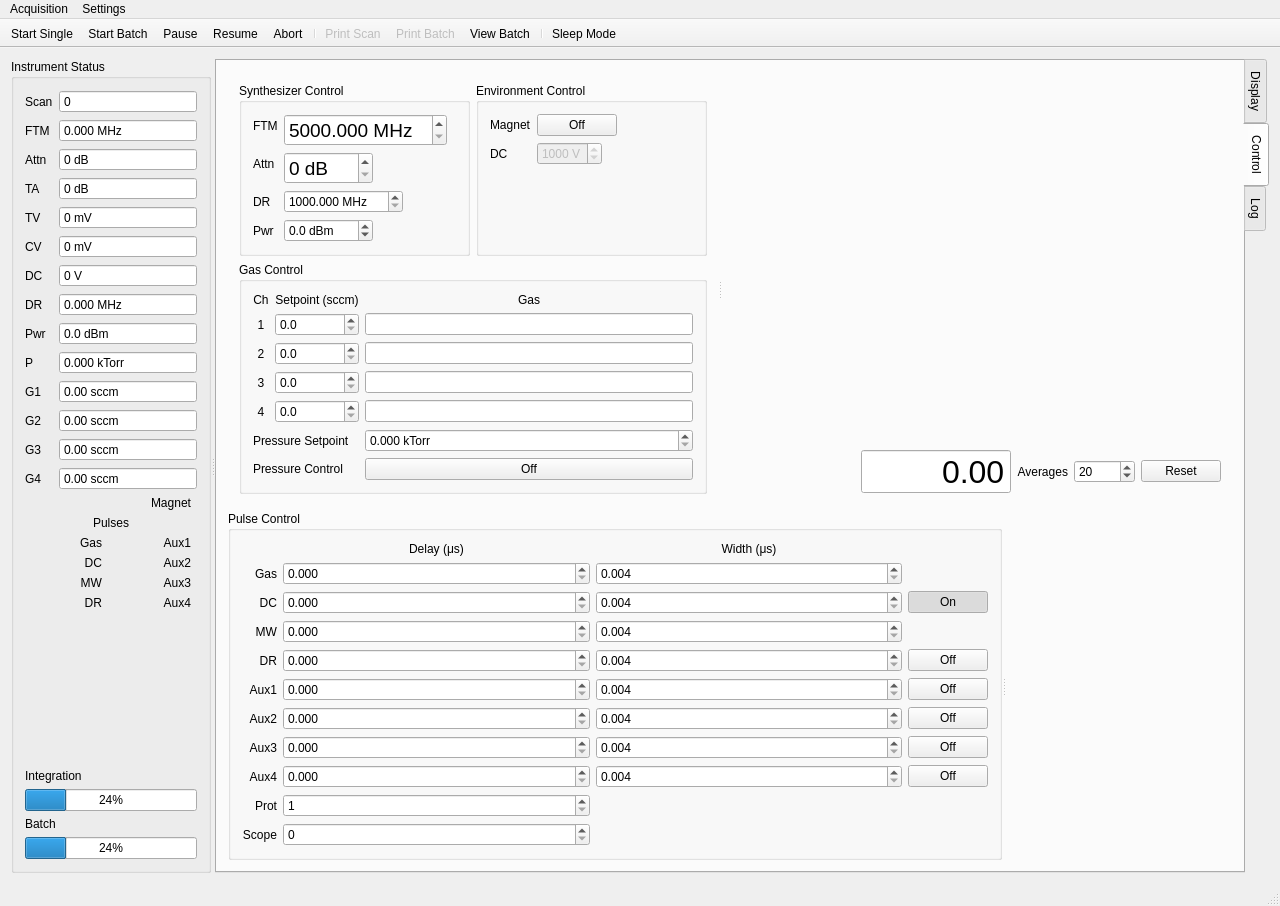
Old version of the form mainwindow.ui in the repository kncrabtree/qtftm.
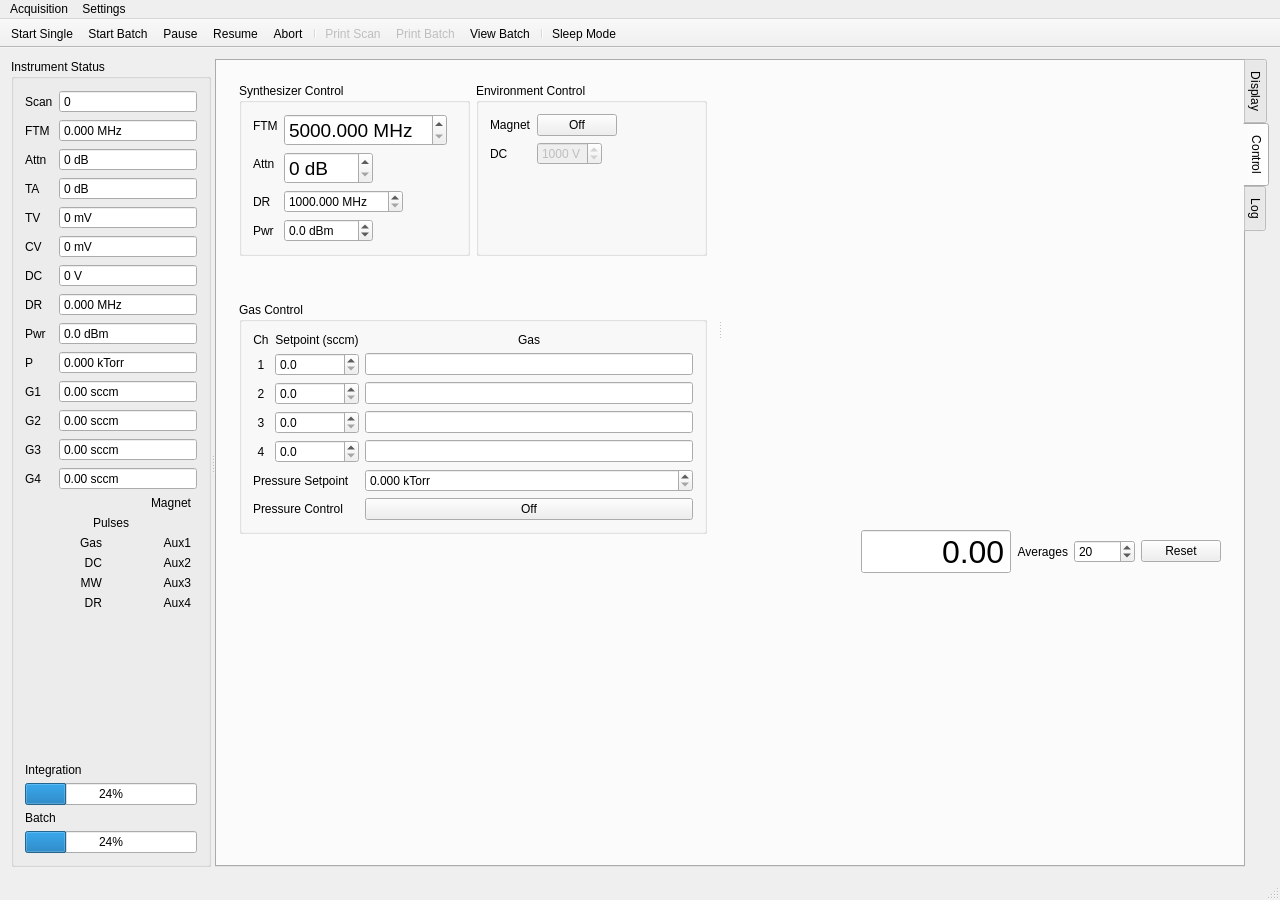
New version of the form. Icons and pictures are not drawn. Custom widgets are drawn as their Qt base class.

The edit to the form file:
```diff
--- a/mainwindow.ui
+++ b/mainwindow.ui
@@ -1370,600 +1370,7 @@
           </widget>
          </item>
          <item>
-          <widget class="QSplitter" name="splitter_2">
-           <property name="orientation">
-            <enum>Qt::Horizontal</enum>
-           </property>
-           <property name="childrenCollapsible">
-            <bool>false</bool>
-           </property>
-           <widget class="QGroupBox" name="pulseGroup">
-            <property name="sizePolicy">
-             <sizepolicy hsizetype="Minimum" vsizetype="Preferred">
-              <horstretch>0</horstretch>
-              <verstretch>0</verstretch>
-             </sizepolicy>
-            </property>
-            <property name="title">
-             <string>Pulse Control</string>
-            </property>
-            <layout class="QGridLayout" name="gridLayout_2" columnstretch="0,1,1,0">
-             <item row="9" column="0">
-              <widget class="QLabel" name="label_22">
-               <property name="text">
-                <string>Prot</string>
-               </property>
-               <property name="alignment">
-                <set>Qt::AlignRight|Qt::AlignTrailing|Qt::AlignVCenter</set>
-               </property>
-              </widget>
-             </item>
-             <item row="1" column="0">
-              <widget class="QLabel" name="label_12">
-               <property name="sizePolicy">
-                <sizepolicy hsizetype="Minimum" vsizetype="Preferred">
-                 <horstretch>0</horstretch>
-                 <verstretch>0</verstretch>
-                </sizepolicy>
-               </property>
-               <property name="text">
-                <string>Gas</string>
-               </property>
-               <property name="alignment">
-                <set>Qt::AlignRight|Qt::AlignTrailing|Qt::AlignVCenter</set>
-               </property>
-              </widget>
-             </item>
-             <item row="4" column="3">
-              <widget class="QPushButton" name="drPulseOnButton">
-               <property name="text">
-                <string>Off</string>
-               </property>
-               <property name="checkable">
-                <bool>true</bool>
-               </property>
-               <property name="checked">
-                <bool>false</bool>
-               </property>
-              </widget>
-             </item>
-             <item row="4" column="0">
-              <widget class="QLabel" name="label_17">
-               <property name="sizePolicy">
-                <sizepolicy hsizetype="Minimum" vsizetype="Preferred">
-                 <horstretch>0</horstretch>
-                 <verstretch>0</verstretch>
-                </sizepolicy>
-               </property>
-               <property name="text">
-                <string>DR</string>
-               </property>
-               <property name="alignment">
-                <set>Qt::AlignRight|Qt::AlignTrailing|Qt::AlignVCenter</set>
-               </property>
-              </widget>
-             </item>
-             <item row="4" column="2">
-              <widget class="QDoubleSpinBox" name="drWidthBox">
-               <property name="keyboardTracking">
-                <bool>false</bool>
-               </property>
-               <property name="decimals">
-                <number>3</number>
-               </property>
-               <property name="minimum">
-                <double>0.004000000000000</double>
-               </property>
-               <property name="maximum">
-                <double>100000.000000000000000</double>
-               </property>
-               <property name="singleStep">
-                <double>50.000000000000000</double>
-               </property>
-               <property name="value">
-                <double>0.004000000000000</double>
-               </property>
-              </widget>
-             </item>
-             <item row="0" column="2">
-              <widget class="QLabel" name="label_14">
-               <property name="text">
-                <string>Width (μs)</string>
-               </property>
-               <property name="alignment">
-                <set>Qt::AlignCenter</set>
-               </property>
-              </widget>
-             </item>
-             <item row="3" column="2">
-              <widget class="QDoubleSpinBox" name="mwWidthBox">
-               <property name="keyboardTracking">
-                <bool>false</bool>
-               </property>
-               <property name="decimals">
-                <number>3</number>
-               </property>
-               <property name="minimum">
-                <double>0.004000000000000</double>
-               </property>
-               <property name="maximum">
-                <double>100000.000000000000000</double>
-               </property>
-               <property name="singleStep">
-                <double>0.100000000000000</double>
-               </property>
-               <property name="value">
-                <double>0.004000000000000</double>
-               </property>
-              </widget>
-             </item>
-             <item row="7" column="0">
-              <widget class="QLabel" name="chGLabel">
-               <property name="sizePolicy">
-                <sizepolicy hsizetype="Minimum" vsizetype="Preferred">
-                 <horstretch>0</horstretch>
-                 <verstretch>0</verstretch>
-                </sizepolicy>
-               </property>
-               <property name="text">
-                <string>Aux3</string>
-               </property>
-               <property name="alignment">
-                <set>Qt::AlignRight|Qt::AlignTrailing|Qt::AlignVCenter</set>
-               </property>
-              </widget>
-             </item>
-             <item row="6" column="0">
-              <widget class="QLabel" name="chFLabel">
-               <property name="sizePolicy">
-                <sizepolicy hsizetype="Minimum" vsizetype="Preferred">
-                 <horstretch>0</horstretch>
-                 <verstretch>0</verstretch>
-                </sizepolicy>
-               </property>
-               <property name="text">
-                <string>Aux2</string>
-               </property>
-               <property name="alignment">
-                <set>Qt::AlignRight|Qt::AlignTrailing|Qt::AlignVCenter</set>
-               </property>
-              </widget>
-             </item>
-             <item row="3" column="0">
-              <widget class="QLabel" name="label_16">
-               <property name="sizePolicy">
-                <sizepolicy hsizetype="Minimum" vsizetype="Preferred">
-                 <horstretch>0</horstretch>
-                 <verstretch>0</verstretch>
-                </sizepolicy>
-               </property>
-               <property name="text">
-                <string>MW</string>
-               </property>
-               <property name="alignment">
-                <set>Qt::AlignRight|Qt::AlignTrailing|Qt::AlignVCenter</set>
-               </property>
-              </widget>
-             </item>
-             <item row="5" column="0">
-              <widget class="QLabel" name="chELabel">
-               <property name="sizePolicy">
-                <sizepolicy hsizetype="Minimum" vsizetype="Preferred">
-                 <horstretch>0</horstretch>
-                 <verstretch>0</verstretch>
-                </sizepolicy>
-               </property>
-               <property name="text">
-                <string>Aux1</string>
-               </property>
-               <property name="alignment">
-                <set>Qt::AlignRight|Qt::AlignTrailing|Qt::AlignVCenter</set>
-               </property>
-              </widget>
-             </item>
-             <item row="0" column="1">
-              <widget class="QLabel" name="label_13">
-               <property name="text">
-                <string>Delay (μs)</string>
-               </property>
-               <property name="alignment">
-                <set>Qt::AlignCenter</set>
-               </property>
-              </widget>
-             </item>
-             <item row="1" column="1">
-              <widget class="QDoubleSpinBox" name="gasDelayBox">
-               <property name="keyboardTracking">
-                <bool>false</bool>
-               </property>
-               <property name="decimals">
-                <number>3</number>
-               </property>
-               <property name="maximum">
-                <double>100000.000000000000000</double>
-               </property>
-               <property name="singleStep">
-                <double>10.000000000000000</double>
-               </property>
-              </widget>
-             </item>
-             <item row="4" column="1">
-              <widget class="QDoubleSpinBox" name="drDelayBox">
-               <property name="keyboardTracking">
-                <bool>false</bool>
-               </property>
-               <property name="decimals">
-                <number>3</number>
-               </property>
-               <property name="maximum">
-                <double>100000.000000000000000</double>
-               </property>
-               <property name="singleStep">
-                <double>10.000000000000000</double>
-               </property>
-              </widget>
-             </item>
-             <item row="2" column="0">
-              <widget class="QLabel" name="label_15">
-               <property name="sizePolicy">
-                <sizepolicy hsizetype="Minimum" vsizetype="Preferred">
-                 <horstretch>0</horstretch>
-                 <verstretch>0</verstretch>
-                </sizepolicy>
-               </property>
-               <property name="text">
-                <string>DC</string>
-               </property>
-               <property name="alignment">
-                <set>Qt::AlignRight|Qt::AlignTrailing|Qt::AlignVCenter</set>
-               </property>
-              </widget>
-             </item>
-             <item row="1" column="2">
-              <widget class="QDoubleSpinBox" name="gasWidthBox">
-               <property name="keyboardTracking">
-                <bool>false</bool>
-               </property>
-               <property name="decimals">
-                <number>3</number>
-               </property>
-               <property name="minimum">
-                <double>0.004000000000000</double>
-               </property>
-               <property name="maximum">
-                <double>100000.000000000000000</double>
-               </property>
-               <property name="singleStep">
-                <double>10.000000000000000</double>
-               </property>
-               <property name="value">
-                <double>0.004000000000000</double>
-               </property>
-              </widget>
-             </item>
-             <item row="2" column="1">
-              <widget class="QDoubleSpinBox" name="dcDelayBox">
-               <property name="keyboardTracking">
-                <bool>false</bool>
-               </property>
-               <property name="decimals">
-                <number>3</number>
-               </property>
-               <property name="maximum">
-                <double>100000.000000000000000</double>
-               </property>
-               <property name="singleStep">
-                <double>10.000000000000000</double>
-               </property>
-              </widget>
-             </item>
-             <item row="2" column="2">
-              <widget class="QDoubleSpinBox" name="dcWidthBox">
-               <property name="keyboardTracking">
-                <bool>false</bool>
-               </property>
-               <property name="decimals">
-                <number>3</number>
-               </property>
-               <property name="minimum">
-                <double>0.004000000000000</double>
-               </property>
-               <property name="maximum">
-                <double>100000.000000000000000</double>
-               </property>
-               <property name="singleStep">
-                <double>10.000000000000000</double>
-               </property>
-               <property name="value">
-                <double>0.004000000000000</double>
-               </property>
-              </widget>
-             </item>
-             <item row="2" column="3">
-              <widget class="QPushButton" name="dcPulseOnButton">
-               <property name="text">
-                <string>On</string>
-               </property>
-               <property name="checkable">
-                <bool>true</bool>
-               </property>
-               <property name="checked">
-                <bool>true</bool>
-               </property>
-              </widget>
-             </item>
-             <item row="3" column="1">
-              <widget class="QDoubleSpinBox" name="mwDelayBox">
-               <property name="keyboardTracking">
-                <bool>false</bool>
-               </property>
-               <property name="decimals">
-                <number>3</number>
-               </property>
-               <property name="maximum">
-                <double>100000.000000000000000</double>
-               </property>
-               <property name="singleStep">
-                <double>10.000000000000000</double>
-               </property>
-              </widget>
-             </item>
-             <item row="8" column="0">
-              <widget class="QLabel" name="chHLabel">
-               <property name="sizePolicy">
-                <sizepolicy hsizetype="Minimum" vsizetype="Preferred">
-                 <horstretch>0</horstretch>
-                 <verstretch>0</verstretch>
-                </sizepolicy>
-               </property>
-               <property name="text">
-                <string>Aux4</string>
-               </property>
-               <property name="alignment">
-                <set>Qt::AlignRight|Qt::AlignTrailing|Qt::AlignVCenter</set>
-               </property>
-              </widget>
-             </item>
-             <item row="5" column="1">
-              <widget class="QDoubleSpinBox" name="protDelayBox">
-               <property name="readOnly">
-                <bool>false</bool>
-               </property>
-               <property name="keyboardTracking">
-                <bool>false</bool>
-               </property>
-               <property name="decimals">
-                <number>3</number>
-               </property>
-               <property name="maximum">
-                <double>100000.000000000000000</double>
-               </property>
-               <property name="singleStep">
-                <double>10.000000000000000</double>
-               </property>
-              </widget>
-             </item>
-             <item row="5" column="2">
-              <widget class="QDoubleSpinBox" name="protWidthBox">
-               <property name="keyboardTracking">
-                <bool>false</bool>
-               </property>
-               <property name="decimals">
-                <number>3</number>
-               </property>
-               <property name="minimum">
-                <double>0.004000000000000</double>
-               </property>
-               <property name="maximum">
-                <double>100000.000000000000000</double>
-               </property>
-               <property name="singleStep">
-                <double>10.000000000000000</double>
-               </property>
-              </widget>
-             </item>
-             <item row="6" column="1">
-              <widget class="QDoubleSpinBox" name="aux2DelayBox">
-               <property name="keyboardTracking">
-                <bool>false</bool>
-               </property>
-               <property name="decimals">
-                <number>3</number>
-               </property>
-               <property name="maximum">
-                <double>100000.000000000000000</double>
-               </property>
-               <property name="singleStep">
-                <double>10.000000000000000</double>
-               </property>
-              </widget>
-             </item>
-             <item row="6" column="2">
-              <widget class="QDoubleSpinBox" name="aux2WidthBox">
-               <property name="keyboardTracking">
-                <bool>false</bool>
-               </property>
-               <property name="decimals">
-                <number>3</number>
-               </property>
-               <property name="minimum">
-                <double>0.004000000000000</double>
-               </property>
-               <property name="maximum">
-                <double>100000.000000000000000</double>
-               </property>
-               <property name="singleStep">
-                <double>10.000000000000000</double>
-               </property>
-              </widget>
-             </item>
-             <item row="7" column="1">
-              <widget class="QDoubleSpinBox" name="aux3DelayBox">
-               <property name="keyboardTracking">
-                <bool>false</bool>
-               </property>
-               <property name="decimals">
-                <number>3</number>
-               </property>
-               <property name="maximum">
-                <double>100000.000000000000000</double>
-               </property>
-               <property name="singleStep">
-                <double>10.000000000000000</double>
-               </property>
-              </widget>
-             </item>
-             <item row="7" column="2">
-              <widget class="QDoubleSpinBox" name="aux3WidthBox">
-               <property name="keyboardTracking">
-                <bool>false</bool>
-               </property>
-               <property name="decimals">
-                <number>3</number>
-               </property>
-               <property name="minimum">
-                <double>0.004000000000000</double>
-               </property>
-               <property name="maximum">
-                <double>100000.000000000000000</double>
-               </property>
-               <property name="singleStep">
-                <double>10.000000000000000</double>
-               </property>
-              </widget>
-             </item>
-             <item row="8" column="1">
-              <widget class="QDoubleSpinBox" name="aux4DelayBox">
-               <property name="keyboardTracking">
-                <bool>false</bool>
-               </property>
-               <property name="decimals">
-                <number>3</number>
-               </property>
-               <property name="maximum">
-                <double>100000.000000000000000</double>
-               </property>
-               <property name="singleStep">
-                <double>10.000000000000000</double>
-               </property>
-              </widget>
-             </item>
-             <item row="6" column="3">
-              <widget class="QPushButton" name="aux2PulseOnButton">
-               <property name="text">
-                <string>Off</string>
-               </property>
-               <property name="checkable">
-                <bool>true</bool>
-               </property>
-              </widget>
-             </item>
-             <item row="8" column="2">
-              <widget class="QDoubleSpinBox" name="aux4WidthBox">
-               <property name="keyboardTracking">
-                <bool>false</bool>
-               </property>
-               <property name="decimals">
-                <number>3</number>
-               </property>
-               <property name="minimum">
-                <double>0.004000000000000</double>
-               </property>
-               <property name="maximum">
-                <double>100000.000000000000000</double>
-               </property>
-               <property name="singleStep">
-                <double>10.000000000000000</double>
-               </property>
-              </widget>
-             </item>
-             <item row="7" column="3">
-              <widget class="QPushButton" name="aux3PulseOnButton">
-               <property name="text">
-                <string>Off</string>
-               </property>
-               <property name="checkable">
-                <bool>true</bool>
-               </property>
-              </widget>
-             </item>
-             <item row="8" column="3">
-              <widget class="QPushButton" name="aux4PulseOnButton">
-               <property name="text">
-                <string>Off</string>
-               </property>
-               <property name="checkable">
-                <bool>true</bool>
-               </property>
-              </widget>
-             </item>
-             <item row="11" column="0" colspan="2">
-              <spacer name="verticalSpacer_4">
-               <property name="orientation">
-                <enum>Qt::Vertical</enum>
-               </property>
-               <property name="sizeHint" stdset="0">
-                <size>
-                 <width>20</width>
-                 <height>40</height>
-                </size>
-               </property>
-              </spacer>
-             </item>
-             <item row="5" column="3">
-              <widget class="QPushButton" name="aux1PulseOnButton">
-               <property name="text">
-                <string>Off</string>
-               </property>
-               <property name="checkable">
-                <bool>true</bool>
-               </property>
-              </widget>
-             </item>
-             <item row="9" column="1">
-              <widget class="QSpinBox" name="protectionSpinBox">
-               <property name="suffix">
-                <string/>
-               </property>
-               <property name="minimum">
-                <number>1</number>
-               </property>
-               <property name="maximum">
-                <number>100</number>
-               </property>
-              </widget>
-             </item>
-             <item row="10" column="0">
-              <widget class="QLabel" name="label_23">
-               <property name="text">
-                <string>Scope</string>
-               </property>
-               <property name="alignment">
-                <set>Qt::AlignRight|Qt::AlignTrailing|Qt::AlignVCenter</set>
-               </property>
-              </widget>
-             </item>
-             <item row="10" column="1">
-              <widget class="QSpinBox" name="scopeDelaySpinBox">
-               <property name="suffix">
-                <string/>
-               </property>
-               <property name="maximum">
-                <number>100</number>
-               </property>
-              </widget>
-             </item>
-            </layout>
-           </widget>
-           <widget class="PulsePlot" name="pulsePlot" native="true">
-            <property name="sizePolicy">
-             <sizepolicy hsizetype="Expanding" vsizetype="Expanding">
-              <horstretch>0</horstretch>
-              <verstretch>0</verstretch>
-             </sizepolicy>
-            </property>
-           </widget>
-          </widget>
+          <widget class="PulseConfigWidget" name="pulseConfigWidget" native="true"/>
          </item>
         </layout>
        </widget>
@@ -2371,12 +1778,6 @@
    <header>ftplot.h</header>
    <container>1</container>
   </customwidget>
-  <customwidget>
-   <class>PulsePlot</class>
-   <extends>QWidget</extends>
-   <header>pulseplot.h</header>
-   <container>1</container>
-  </customwidget>
   <customwidget>
    <class>PeakListWidget</class>
    <extends>QWidget</extends>
@@ -2389,6 +1790,12 @@
    <header location="global">led.h</header>
    <container>1</container>
   </customwidget>
+  <customwidget>
+   <class>PulseConfigWidget</class>
+   <extends>QWidget</extends>
+   <header location="global">pulseconfigwidget.h</header>
+   <container>1</container>
+  </customwidget>
  </customwidgets>
  <tabstops>
   <tabstop>tabWidget</tabstop>
```
Left out of the diff: 23 changed lines with no effect on the pictures.
